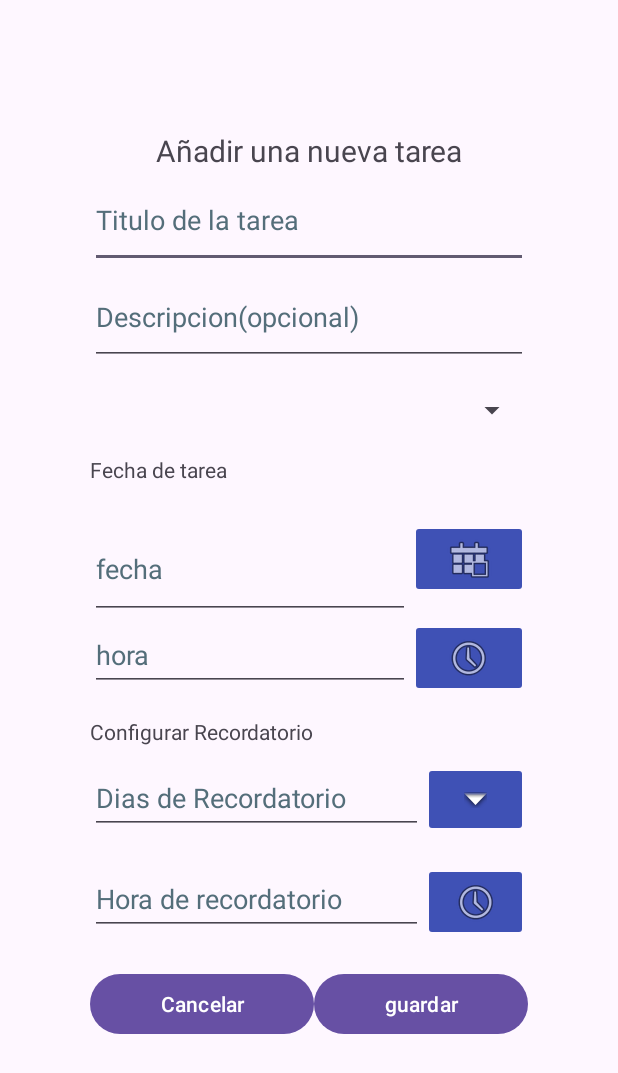
After one commit to FranciscoChacon-1/RememHub, an Android app: the layout anadir_tarea.xml on its own in the app's theme, with its tools: preview values and no code run, on a phone screen of 412 x 824 dp. The commit adds this screen. Shown: the top 1073 px of the screen. Run offline under Robolectric (Android 15) with nearby library versions, the phone set to English and light mode, and no system bars.

Commit message:
panatllas 3,4,5

```diff
--- /dev/null
+++ b/app/src/main/res/layout/anadir_tarea.xml
@@ -0,0 +1,195 @@
+<?xml version="1.0" encoding="utf-8"?>
+<LinearLayout xmlns:android="http://schemas.android.com/apk/res/android"
+    xmlns:app="http://schemas.android.com/apk/res-auto"
+    xmlns:tools="http://schemas.android.com/tools"
+    android:id="@+id/main_tarea"
+    android:layout_width="match_parent"
+    android:layout_height="match_parent"
+    android:layout_margin="20dp"
+    android:layout_marginTop="20dp"
+    android:gravity="center"
+    android:orientation="vertical"
+    android:paddingLeft="40dp"
+    android:paddingTop="20dp"
+    android:paddingRight="40dp"
+    android:paddingBottom="30dp"
+    tools:context=".MainActivity">
+
+    <TextView
+        android:layout_width="match_parent"
+        android:layout_height="wrap_content"
+        android:gravity="center|clip_vertical"
+        android:text="@string/a_adir_una_nueva_tarea"
+        android:textSize="20sp" />
+
+    <EditText
+        android:id="@+id/editTextText"
+        android:layout_width="match_parent"
+        android:layout_height="wrap_content"
+        android:ems="10"
+        android:hint="@string/titulo_de_la_tarea"
+        android:inputType="text"
+        android:minHeight="48dp"
+        android:paddingTop="20dp"
+        android:paddingBottom="20dp"
+        android:textColorHint="#546E7A" />
+
+    <EditText
+        android:id="@+id/editTextText2"
+        android:layout_width="match_parent"
+        android:layout_height="wrap_content"
+        android:ems="10"
+        android:hint="@string/descripcion_opcional"
+        android:inputType="text"
+        android:minHeight="48dp"
+        android:paddingTop="20dp"
+        android:paddingBottom="20dp"
+        android:textColorHint="#546E7A" />
+
+    <Spinner
+        android:id="@+id/spinner"
+        android:layout_width="match_parent"
+        android:layout_height="60dp"
+        android:minHeight="48dp" />
+
+    <TextView
+        android:id="@+id/textView"
+        android:layout_width="match_parent"
+        android:layout_height="43dp"
+        android:text="@string/fecha_de_tarea" />
+
+    <LinearLayout
+        android:layout_width="match_parent"
+        android:layout_height="66dp"
+        android:orientation="horizontal">
+
+        <EditText
+            android:id="@+id/et1"
+            android:layout_width="wrap_content"
+            android:layout_height="match_parent"
+            android:ems="10"
+            android:hint="@string/fecha"
+            android:inputType="date"
+            android:minHeight="48dp"
+            android:textColorHint="#546E7A" />
+
+        <ImageButton
+            android:id="@+id/imageButton"
+            android:layout_width="0dp"
+            android:layout_height="wrap_content"
+            android:layout_weight="1"
+            android:backgroundTint="#3F51B5"
+            android:contentDescription="@string/todo6"
+            android:onClick="mostrarCalendario"
+            app:srcCompat="@android:drawable/ic_menu_today"
+            tools:ignore="SpeakableTextPresentCheck" />
+
+    </LinearLayout>
+
+    <LinearLayout
+        android:layout_width="match_parent"
+        android:layout_height="65dp"
+        android:orientation="horizontal">
+
+        <EditText
+            android:id="@+id/et2"
+            android:layout_width="wrap_content"
+            android:layout_height="wrap_content"
+            android:ems="10"
+            android:hint="hora"
+            android:inputType="text"
+            android:minHeight="48dp"
+            android:textColorHint="#546E7A" />
+
+        <ImageButton
+            android:id="@+id/imageButton2"
+            android:layout_width="wrap_content"
+            android:layout_height="wrap_content"
+            android:layout_weight="1"
+            android:backgroundTint="#3F51B5"
+            android:onClick="mostrarHorario"
+            app:srcCompat="@android:drawable/ic_menu_recent_history"
+            tools:ignore="SpeakableTextPresentCheck" />
+    </LinearLayout>
+
+    <TextView
+        android:id="@+id/textView2"
+        android:layout_width="match_parent"
+        android:layout_height="30dp"
+        android:text="@string/configurar_recordatorio" />
+
+    <LinearLayout
+        android:layout_width="match_parent"
+        android:layout_height="67dp"
+        android:orientation="horizontal">
+
+        <EditText
+            android:id="@+id/editTextText3"
+            android:layout_width="222dp"
+            android:layout_height="wrap_content"
+            android:ems="10"
+            android:hint="@string/dias_de_recordatorio"
+            android:inputType="text"
+            android:minHeight="48dp"
+            android:textColorHint="#546E7A" />
+
+        <ImageButton
+            android:id="@+id/imageButton4"
+            android:layout_width="0dp"
+            android:layout_height="50dp"
+            android:layout_weight="1"
+            android:backgroundTint="#3F51B5"
+            android:contentDescription="@string/todo3"
+            app:srcCompat="@android:drawable/arrow_down_float"
+            tools:ignore="SpeakableTextPresentCheck" />
+
+    </LinearLayout>
+
+    <LinearLayout
+        android:layout_width="match_parent"
+        android:layout_height="70dp"
+        android:orientation="horizontal">
+
+        <EditText
+            android:id="@+id/et3"
+            android:layout_width="222dp"
+            android:layout_height="wrap_content"
+            android:ems="10"
+            android:hint="@string/hora_de_recordatorio"
+            android:inputType="text"
+            android:minHeight="48dp"
+            android:textColorHint="#546E7A" />
+
+        <ImageButton
+            android:id="@+id/imageButtonreloj"
+            android:layout_width="0dp"
+            android:layout_height="wrap_content"
+            android:layout_weight="1"
+            android:backgroundTint="#3F51B5"
+            android:onClick="mostrarRecordatorio"
+            app:srcCompat="@android:drawable/ic_menu_recent_history"
+            tools:ignore="SpeakableTextPresentCheck" />
+    </LinearLayout>
+
+    <LinearLayout
+        android:layout_width="match_parent"
+        android:layout_height="82dp"
+        android:orientation="horizontal">
+
+        <Button
+            android:id="@+id/button"
+            android:layout_width="wrap_content"
+            android:layout_height="wrap_content"
+            android:layout_weight="1"
+            android:text="Cancelar" />
+
+        <Button
+            android:id="@+id/button2"
+            android:layout_width="wrap_content"
+            android:layout_height="wrap_content"
+            android:layout_weight="1"
+            android:text="guardar" />
+    </LinearLayout>
+
+
+</LinearLayout>
--- a/app/src/main/res/values/strings.xml
+++ b/app/src/main/res/values/strings.xml
@@ -1,3 +1,16 @@
 <resources>
     <string name="app_name">RememHub</string>
+    <string name="todo2">todo2</string>
+    <string name="dias_de_recordatorio">Dias de Recordatorio</string>
+    <string name="todo3">todo3</string>
+    <string name="hora_de_recordatorio">Hora de recordatorio</string>
+    <string name="configurar_recordatorio">Configurar Recordatorio</string>
+    <string name="todo">todo</string>
+    <string name="fecha">fecha</string>
+    <string name="fecha_de_tarea">Fecha de tarea</string>
+    <string name="descripcion_opcional">Descripcion(opcional)</string>
+    <string name="titulo_de_la_tarea">Titulo de la tarea</string>
+    <string name="a_adir_una_nueva_tarea">Añadir una nueva tarea</string>
+    <string name="todo4">TODO</string>
+    <string name="todo6">TODO</string>
 </resources>
```
Also changed, not shown: app/src/main/java/sv/edu/catolica/rememhub/Añadirtarea.java (added, +60 -0 lines), app/src/main/java/sv/edu/catolica/rememhub/MainActivity.java (+7 -1 lines), app/src/main/res/layout/activity_main.xml (+11 -12 lines), app/src/main/res/layout/categoria.xml (added, +77 -0 lines).
